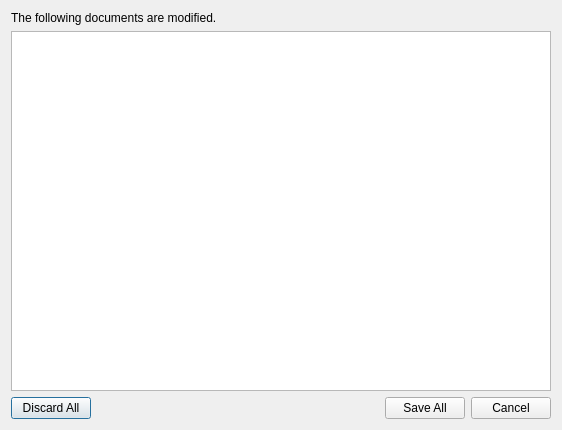
Above: Tools/EditorFramework/Dialogs/DocumentList.ui from ezEngine/ezEngine before the change. Below: the same form after it.
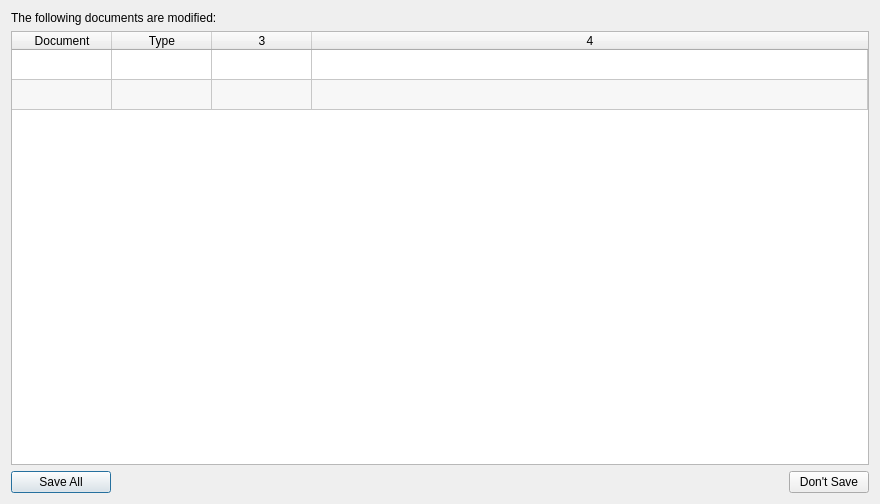
That is the form after the change. Icons and pictures are not drawn.

Commit message: ezEditor improvements:   * modified flag in tabs   * document type icon   * documents modified dialog with sorting, saving and document highlighting

The edit to the form file:
```diff
--- a/Tools/EditorFramework/Dialogs/DocumentList.ui
+++ b/Tools/EditorFramework/Dialogs/DocumentList.ui
@@ -6,8 +6,8 @@
    <rect>
     <x>0</x>
     <y>0</y>
-    <width>562</width>
-    <height>430</height>
+    <width>880</width>
+    <height>504</height>
    </rect>
   </property>
   <property name="windowTitle">
@@ -27,7 +27,7 @@
       </sizepolicy>
      </property>
      <property name="text">
-      <string>The following documents are modified.</string>
+      <string>The following documents are modified:</string>
      </property>
      <property name="wordWrap">
       <bool>true</bool>
@@ -35,18 +35,77 @@
     </widget>
    </item>
    <item>
-    <widget class="QListWidget" name="ListDocuments">
+    <widget class="QTableWidget" name="TableDocuments">
+     <property name="editTriggers">
+      <set>QAbstractItemView::NoEditTriggers</set>
+     </property>
+     <property name="alternatingRowColors">
+      <bool>true</bool>
+     </property>
+     <property name="selectionMode">
+      <enum>QAbstractItemView::SingleSelection</enum>
+     </property>
+     <property name="selectionBehavior">
+      <enum>QAbstractItemView::SelectRows</enum>
+     </property>
      <property name="sortingEnabled">
       <bool>true</bool>
      </property>
+     <property name="cornerButtonEnabled">
+      <bool>false</bool>
+     </property>
+     <property name="rowCount">
+      <number>2</number>
+     </property>
+     <property name="columnCount">
+      <number>4</number>
+     </property>
+     <attribute name="horizontalHeaderVisible">
+      <bool>true</bool>
+     </attribute>
+     <attribute name="horizontalHeaderCascadingSectionResizes">
+      <bool>false</bool>
+     </attribute>
+     <attribute name="horizontalHeaderStretchLastSection">
+      <bool>true</bool>
+     </attribute>
+     <attribute name="verticalHeaderVisible">
+      <bool>false</bool>
+     </attribute>
+     <row/>
+     <row/>
+     <column>
+      <property name="text">
+       <string>Document</string>
+      </property>
+     </column>
+     <column>
+      <property name="text">
+       <string>Type</string>
+      </property>
+     </column>
+     <column/>
+     <column/>
     </widget>
    </item>
    <item>
     <layout class="QHBoxLayout" name="horizontalLayout">
      <item>
-      <widget class="QPushButton" name="ButtonDiscardAll">
+      <widget class="QPushButton" name="ButtonSaveSelected">
+       <property name="minimumSize">
+        <size>
+         <width>100</width>
+         <height>0</height>
+        </size>
+       </property>
+       <property name="maximumSize">
+        <size>
+         <width>100</width>
+         <height>16777215</height>
+        </size>
+       </property>
        <property name="text">
-        <string>Discard All</string>
+        <string>Save All</string>
        </property>
       </widget>
      </item>
@@ -66,14 +125,7 @@
      <item>
       <widget class="QPushButton" name="ButtonSaveAll">
        <property name="text">
-        <string>Save All</string>
-       </property>
-      </widget>
-     </item>
-     <item>
-      <widget class="QPushButton" name="ButtonCancel">
-       <property name="text">
-        <string>Cancel</string>
+        <string>Don't Save</string>
        </property>
       </widget>
      </item>
```
Left out of the diff: 2 changed lines with no effect on the pictures. The commit also changes 14 other files.
